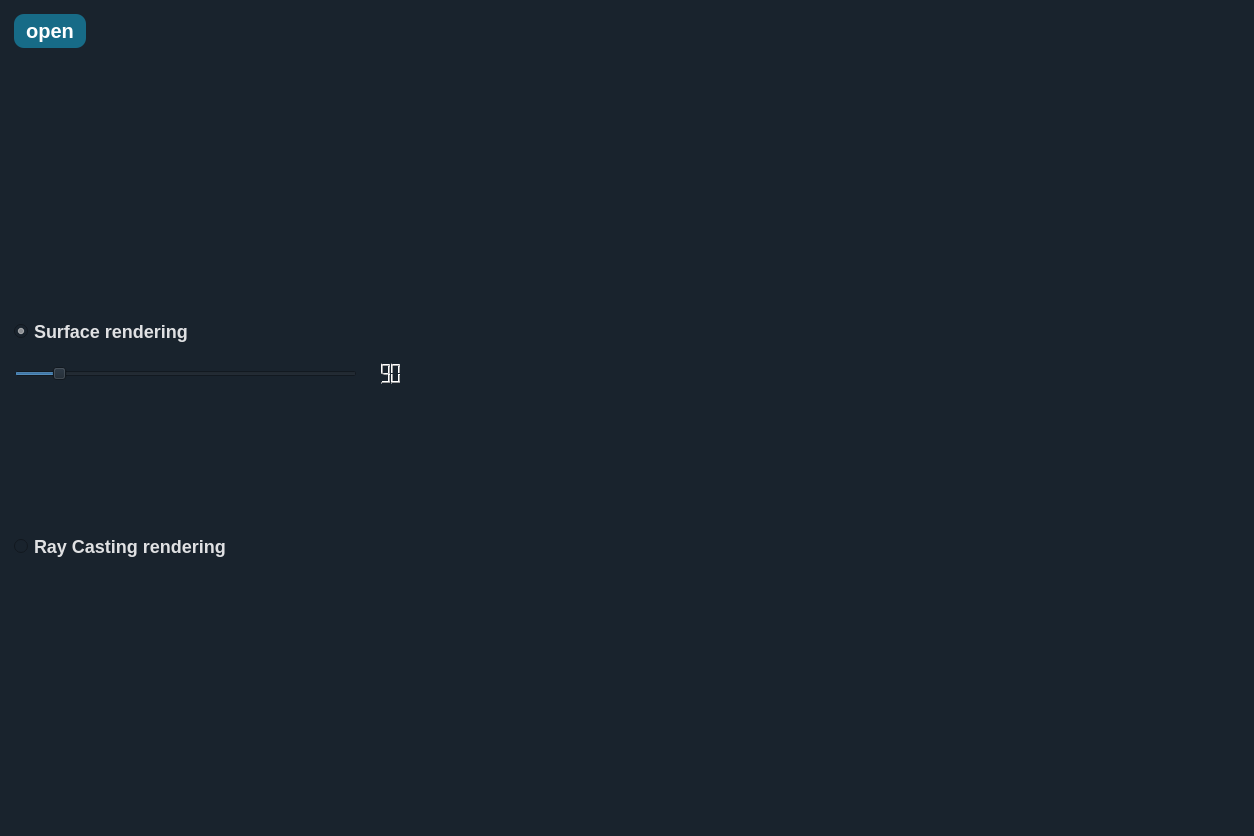
The window that main.ui (omarshaban02/DICOM-Viewer) describes before a commit, drawn with Qt 5.
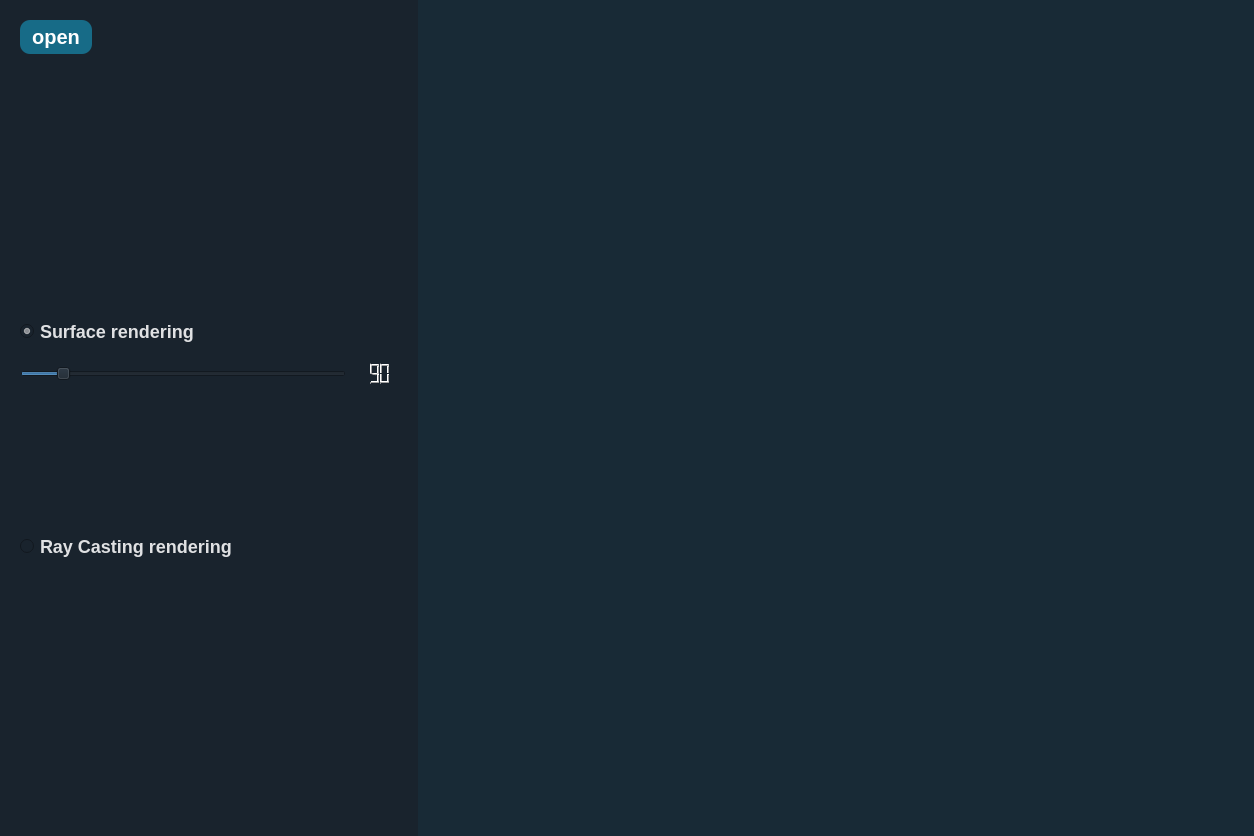
The same window after the commit. Icons and pictures are not drawn.

Commit message: ASG lastChages

Patch:
```diff
--- a/main.ui
+++ b/main.ui
@@ -305,19 +305,19 @@
       </property>
       <layout class="QHBoxLayout" name="horizontalLayout" stretch="1,2">
        <property name="spacing">
-        <number>5</number>
+        <number>0</number>
        </property>
        <property name="leftMargin">
-        <number>5</number>
+        <number>0</number>
        </property>
        <property name="topMargin">
-        <number>5</number>
+        <number>0</number>
        </property>
        <property name="rightMargin">
-        <number>5</number>
+        <number>0</number>
        </property>
        <property name="bottomMargin">
-        <number>5</number>
+        <number>0</number>
        </property>
        <item>
         <widget class="QFrame" name="control_frame">
@@ -328,6 +328,18 @@
           <enum>QFrame::Raised</enum>
          </property>
          <layout class="QGridLayout" name="gridLayout_2">
+          <property name="leftMargin">
+           <number>20</number>
+          </property>
+          <property name="topMargin">
+           <number>20</number>
+          </property>
+          <property name="rightMargin">
+           <number>20</number>
+          </property>
+          <property name="bottomMargin">
+           <number>20</number>
+          </property>
           <item row="0" column="0">
            <layout class="QVBoxLayout" name="verticalLayout">
             <item>
@@ -485,7 +497,7 @@
        <item>
         <widget class="QFrame" name="vtk_frame">
          <property name="styleSheet">
-          <string notr="true"/>
+          <string notr="true">background-color:rgba(23, 107, 135,10%);</string>
          </property>
          <property name="frameShape">
           <enum>QFrame::StyledPanel</enum>
```
